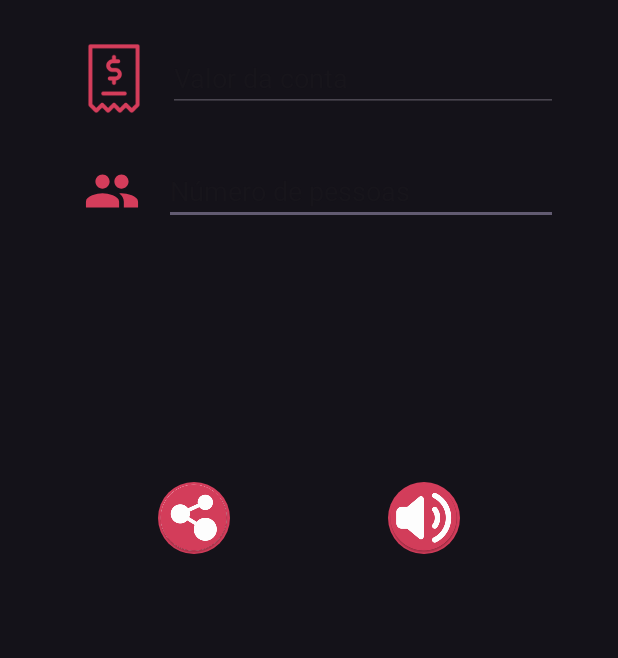
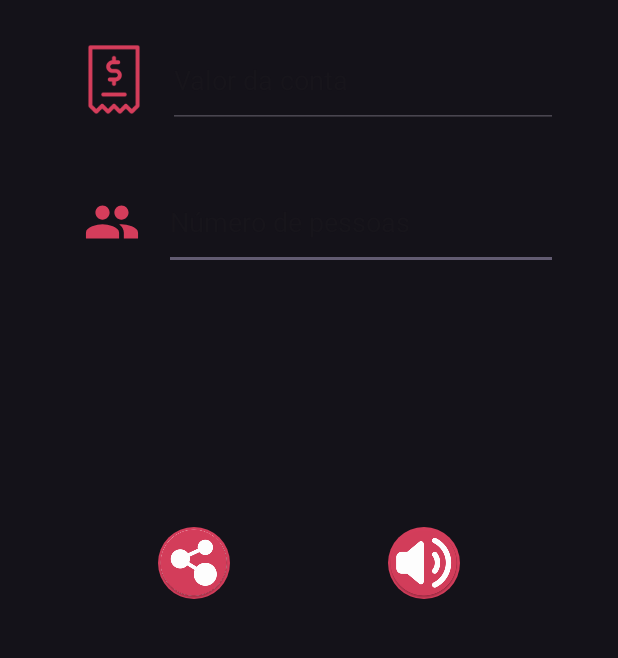
Before and after one commit to Hactchubas/RachaConta, an Android app: the screen it shows after launch (MainActivity), on a phone screen of 412 x 824 dp, the part 468-1126 px from its top. Run offline under Robolectric (Android 15) with nearby library versions, the phone set to English and light mode, and no system bars.

Commit message:
Correções de acessibilidade: lidei com todas as sugestões propostas pelo "Scanner de Acessibilidade"

```diff
--- a/app/src/main/res/layout/activity_main.xml
+++ b/app/src/main/res/layout/activity_main.xml
@@ -17,6 +17,7 @@
         android:ems="10"
         android:hint="Número de pessoas"
         android:inputType="number"
+        android:paddingVertical="20sp"
         android:textColor="#FFFFFF"
         app:layout_constraintEnd_toEndOf="parent"
         app:layout_constraintStart_toEndOf="@+id/imageView3"
@@ -30,6 +31,7 @@
         android:ems="10"
         android:hint="Valor da conta"
         android:inputType="numberDecimal"
+        android:paddingVertical="20sp"
         android:textColor="#FFFFFF"
         app:layout_constraintBottom_toBottomOf="parent"
         app:layout_constraintEnd_toEndOf="parent"
@@ -86,6 +88,7 @@
         android:layout_width="wrap_content"
         android:layout_height="wrap_content"
         android:background="@drawable/roundshape_button"
+        android:contentDescription="Falar resultado em audio"
         android:onClick="clickSpeak"
         app:layout_constraintBottom_toBottomOf="@+id/shareButton"
         app:layout_constraintEnd_toEndOf="parent"
@@ -100,6 +103,7 @@
         android:layout_height="48dp"
         android:layout_marginTop="72dp"
         android:background="@drawable/roundshape_button"
+        android:contentDescription="Compartilhar resultado"
         app:layout_constraintEnd_toStartOf="@+id/soundButton"
         app:layout_constraintHorizontal_bias="0.5"
         app:layout_constraintStart_toStartOf="parent"
```
